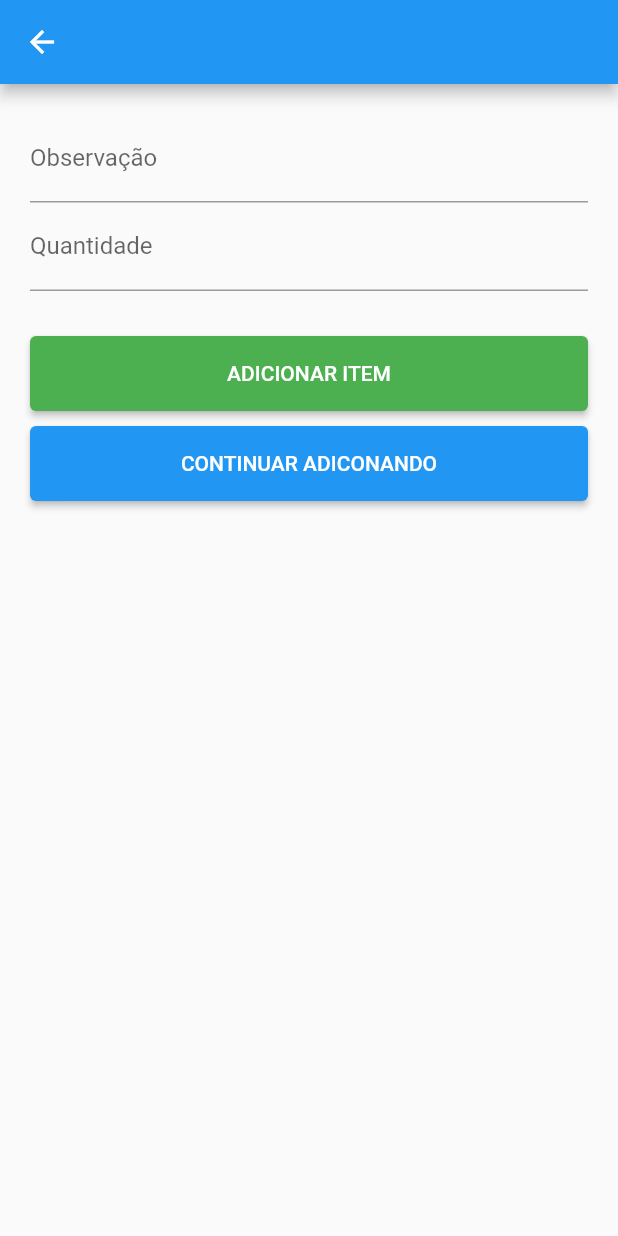
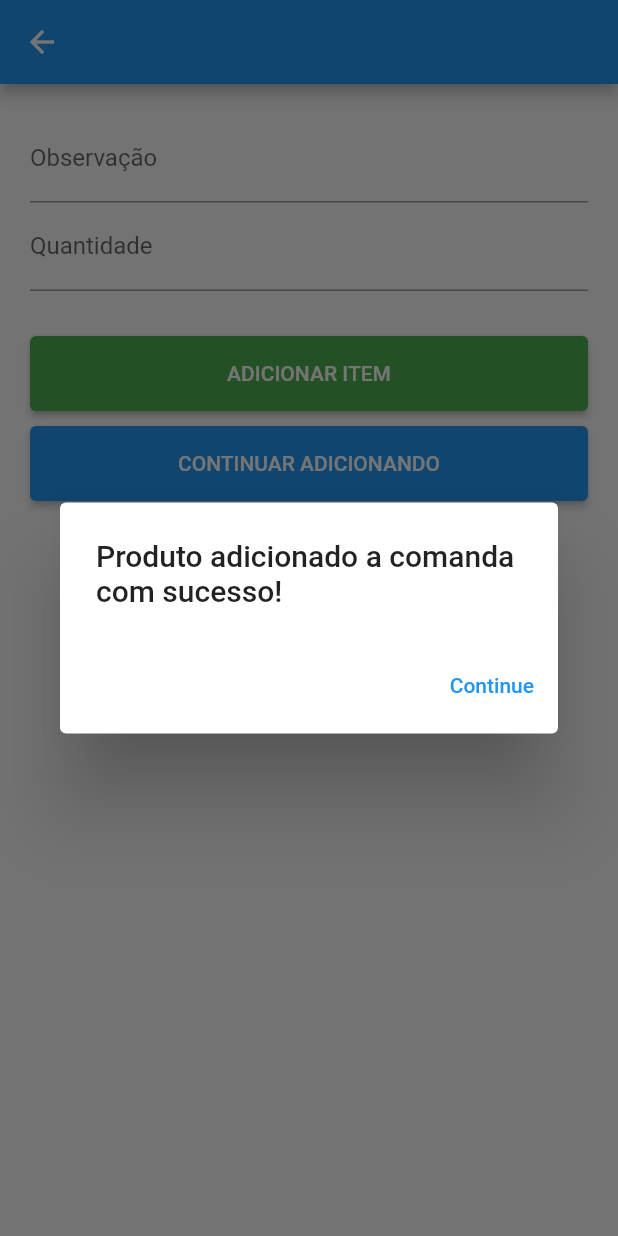
Before and after one commit to vandermnt/mobile-comanda-eletronica, a Flutter app: the AddOrder screen opened directly with empty values, after a tap on "ADICIONAR ITEM", on a phone screen of 412 x 824 dp. Run offline on Flutter 3.47's test engine with Material 2 defaults, Android fonts, the phone set to English and light mode, and no system bars; our stand-ins replace flutter_dotenv; network calls fail.

Commit message:
feat: add modules

```diff
--- a/lib/model/product.dart
+++ b/lib/model/product.dart
@@ -1,10 +1,10 @@
 import 'dart:convert';
 
 class Product {
-  int? id;
-  String? name;
-  int? price;
-  String? description;
+  int id;
+  String name;
+  String price;
+  String description;
 
   Product(this.id, this.name, this.price, this.description);
 
--- a/lib/pages/order/add_order.dart
+++ b/lib/pages/order/add_order.dart
@@ -1,6 +1,10 @@
 import 'package:flutter/material.dart';
+import 'package:mobile_comanda_eletronica/model/order.dart';
 import 'package:mobile_comanda_eletronica/model/product.dart';
+import 'package:mobile_comanda_eletronica/pages/order/select_category.dart';
 import 'package:mobile_comanda_eletronica/repositories/OrderRepository.dart';
+
+import '../../main.dart';
 
 class AddOrder extends StatefulWidget {
   final int tableId;
@@ -55,15 +59,22 @@ class _AddOrderState extends State<AddOrder> {
 
                 minimumSize: const Size.fromHeight(50), // NEW
               ),
-              onPressed: () => this.addOrder(),
+              onPressed: () {
+                showAlertDialog(context);
+                this.addOrder();
+              },
               child: const Text("ADICIONAR ITEM")),
           Container(margin: const EdgeInsets.only(top: 10.0)),
           ElevatedButton(
               style: ElevatedButton.styleFrom(
                 minimumSize: const Size.fromHeight(50), // NEW
               ),
-              onPressed: () => {print("ADICIONAR ITEM")},
-              child: const Text("CONTINUAR ADICONANDO"))
+              onPressed: () => {
+                    Navigator.of(context).push(MaterialPageRoute(
+                        builder: (context) =>
+                            SelectCategory(tableId: widget.tableId)))
+                  },
+              child: const Text("CONTINUAR ADICIONANDO"))
         ]),
       ),
     );
@@ -72,14 +83,42 @@ class _AddOrderState extends State<AddOrder> {
   Future addOrder() async {
     final order = buildOrder();
     await orderRepository.addItem(order);
+    // ignore: use_build_context_synchronously
+    await showAlertDialog(context);
   }
 
   buildOrder() {
-    return {
-      "tableId": widget.tableId,
-      "productId": widget.product.id,
-      "note": noteController.text,
-      "qtd": qtdController.text
-    };
+    final valueOrder =
+        (int.parse(qtdController.text) * double.parse(widget.product.price));
+    return Order(int.parse(qtdController.text), noteController.text,
+        widget.tableId, widget.product.id, valueOrder.toDouble());
   }
 }
+
+showAlertDialog(BuildContext context) {
+  // set up the buttons
+  Widget cancelButton = TextButton(
+    child: Text("Cancel"),
+    onPressed: () {},
+  );
+  Widget continueButton = TextButton(
+    child: Text("Continue"),
+    onPressed: () => Navigator.of(context).pop(),
+  );
+
+  // set up the AlertDialog
+  AlertDialog alert = AlertDialog(
+    title: Text("Produto adicionado a comanda com sucesso!"),
+    actions: [
+      continueButton,
+    ],
+  );
+
+  // show the dialog
+  showDialog(
+    context: context,
+    builder: (BuildContext context) {
+      return alert;
+    },
+  );
+}
--- a/lib/repositories/ProductRepository.dart
+++ b/lib/repositories/ProductRepository.dart
@@ -7,4 +7,8 @@ class ProductRepository {
   Future getAll() async {
     return await api.getAll();
   }
+
+  Future getProductByCategory(categoryId) async {
+    return await api.getProductByCategory(categoryId);
+  }
 }
--- a/lib/rest/order_rest.dart
+++ b/lib/rest/order_rest.dart
@@ -4,7 +4,7 @@ import '../shared/config.dart';
 
 class OrderRest {
   Future addItem(order) async {
-    var url = Uri.parse('http://192.168.0.102:3333/categories/orders');
+    var url = Uri.parse('http://192.168.0.102:3333/orders');
     http.Response? response;
 
     try {
```
Also changed, not shown: lib/main.dart (+10 -31 lines), lib/model/order.dart (+11 -9 lines), lib/pages/order/select_category.dart (+28 -3 lines), lib/pages/order/select_product.dart (+41 -18 lines), lib/rest/product_rest.dart (+16 -0 lines).
